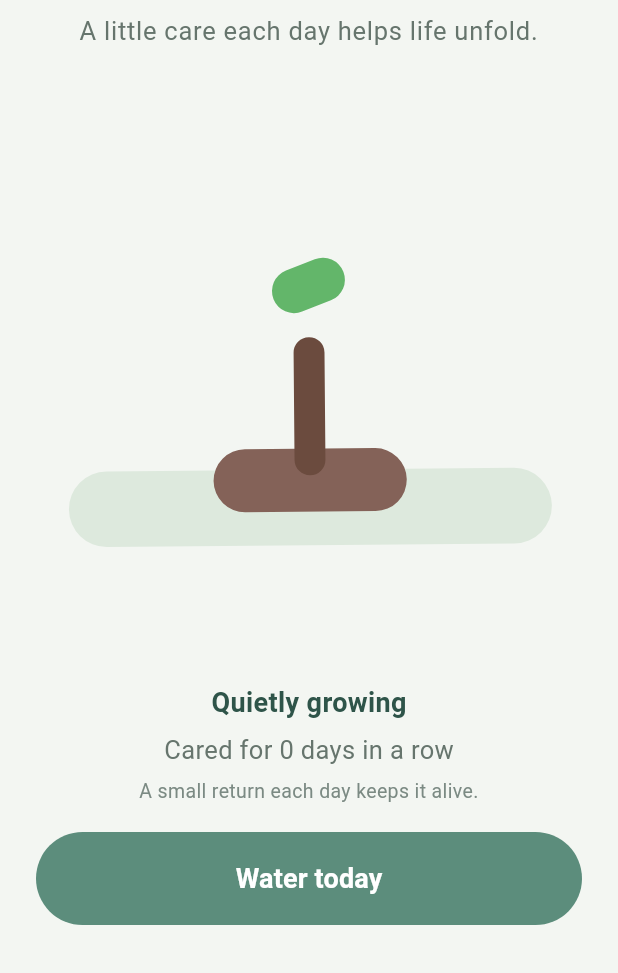
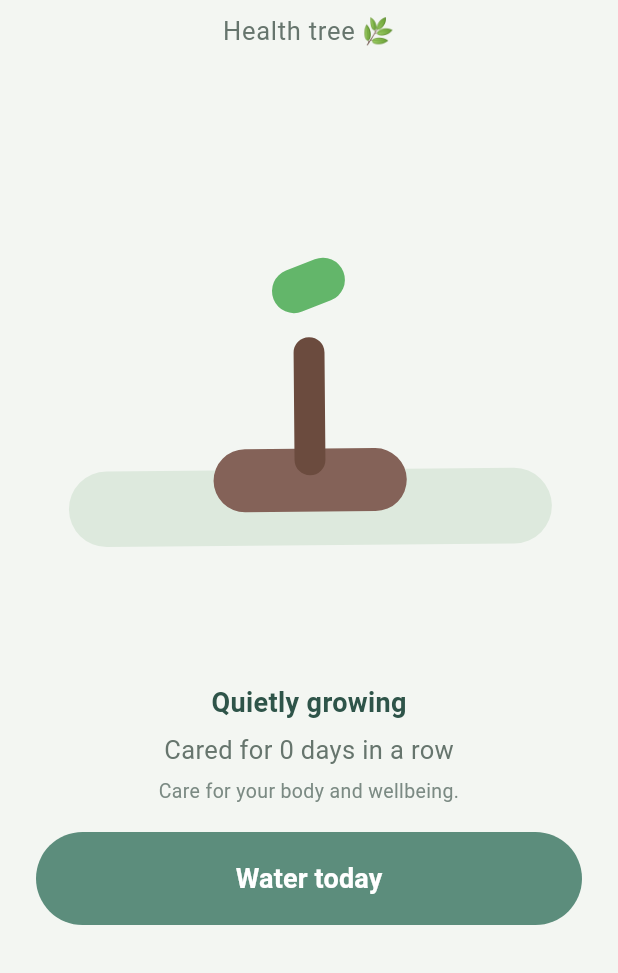
Before and after one commit to tonybjzhao/mytree_flutter, a Flutter app: the screen it shows after launch, on a phone screen of 412 x 824 dp, the part 263-1236 px from its top. Run offline on Flutter 3.47's test engine with Material 3 defaults, Android fonts, the phone set to English and light mode, and no system bars; our stand-ins replace shared_preferences.

Commit message:
Add categorized tree creation flow

```diff
--- a/lib/home_page.dart
+++ b/lib/home_page.dart
@@ -3,6 +3,9 @@ import 'dart:math' as math;
 
 import 'package:flutter/material.dart';
 import 'package:flutter/services.dart';
+
+import 'create_tree_sheet.dart';
+import 'life_category.dart';
 import 'premium_service.dart';
 
 import 'tree_collection_model.dart';
@@ -40,6 +43,12 @@ class _HomePageState extends State<HomePage> with TickerProviderStateMixin {
 
   Timer? _feedbackTimer;
   String? _waterButtonOverride;
+
+  Set<LifeCategory> get _usedCategories =>
+      _collection?.trees.map((tree) => tree.category).toSet() ?? {};
+
+  bool get _allCategoriesUsed =>
+      _usedCategories.length >= LifeCategory.values.length;
 
   @override
   void initState() {
@@ -184,7 +193,35 @@ class _HomePageState extends State<HomePage> with TickerProviderStateMixin {
     }
 
     _shouldAddAfterUnlock = false;
-    final updated = await _treeService.addTree();
+    _openCreateTreeSheet();
+  }
+
+  void _openCreateTreeSheet() {
+    if (_allCategoriesUsed) {
+      ScaffoldMessenger.of(context).showSnackBar(
+        const SnackBar(
+          content: Text('All available lives are already growing.'),
+          duration: Duration(seconds: 2),
+        ),
+      );
+      return;
+    }
+
+    showModalBottomSheet(
+      context: context,
+      isScrollControlled: true,
+      backgroundColor: Colors.transparent,
+      builder: (_) {
+        return CreateTreeSheet(
+          usedCategories: _usedCategories,
+          onCreate: _createTree,
+        );
+      },
+    );
+  }
+
+  Future<void> _createTree(LifeCategory category) async {
+    final updated = await _treeService.addTree(category);
     if (!mounted) return;
     setState(() => _collection = updated);
   }
@@ -247,9 +284,10 @@ class _HomePageState extends State<HomePage> with TickerProviderStateMixin {
                       setState(() => _premiumUnlocked = true);
                       if (_shouldAddAfterUnlock) {
                         _shouldAddAfterUnlock = false;
-                        final updated = await _treeService.addTree();
-                        if (!mounted) return;
-                        setState(() => _collection = updated);
+                        WidgetsBinding.instance.addPostFrameCallback((_) {
+                          if (!mounted) return;
+                          _openCreateTreeSheet();
+                        });
                       }
                     },
                     style: ElevatedButton.styleFrom(
@@ -344,7 +382,7 @@ class _HomePageState extends State<HomePage> with TickerProviderStateMixin {
                     ),
                     const SizedBox(height: 8),
                     Text(
-                      'A little care each day helps life unfold.',
+                      '${tree.category.title} tree ${tree.category.emoji}',
                       textAlign: TextAlign.center,
                       style: Theme.of(
                         context,
@@ -570,17 +608,24 @@ class _HomePageState extends State<HomePage> with TickerProviderStateMixin {
   }
 
   String _supportLine(TreeModel tree) {
+    final categoryLine = switch (tree.category) {
+      LifeCategory.health => 'Care for your body and wellbeing.',
+      LifeCategory.family => 'Care for the people closest to you.',
+      LifeCategory.work => 'Care for what you are building.',
+      LifeCategory.rest => 'Care for stillness and recovery.',
+    };
+
     switch (tree.healthState) {
       case TreeHealthState.healthy:
         return tree.hasWateredToday
             ? 'Your care reached it today.'
-            : 'A small return each day keeps it alive.';
+            : categoryLine;
       case TreeHealthState.thirsty:
-        return 'A gentle sip today would help.';
+        return '${tree.category.title} needs a gentle return today.';
       case TreeHealthState.wilting:
-        return 'Come back soon. It can still recover.';
+        return 'Come back soon. ${tree.category.title} can still recover.';
       case TreeHealthState.dead:
-        return 'You can always begin another life.';
+        return 'You can always begin ${tree.category.title.toLowerCase()} again.';
     }
   }
 
@@ -602,7 +647,7 @@ class _HomePageState extends State<HomePage> with TickerProviderStateMixin {
           leafTiltRadians: _slotLeafTiltFor(trees[index]),
           stemHeightFactor: _slotStemHeightFor(trees[index]),
           semanticLabel:
-              'Tree slot ${index + 1}, ${_slotStageLabelFor(trees[index])}',
+              '${trees[index].category.title} tree, ${_slotStageLabelFor(trees[index])}',
           onTap: () => _selectTree(index),
         ),
     ];
--- /dev/null
+++ b/lib/life_category.dart
@@ -0,0 +1,52 @@
+enum LifeCategory { health, family, work, rest }
+
+extension LifeCategoryX on LifeCategory {
+  String get storageKey => name;
+
+  String get title {
+    switch (this) {
+      case LifeCategory.health:
+        return 'Health';
+      case LifeCategory.family:
+        return 'Family';
+      case LifeCategory.work:
+        return 'Work';
+      case LifeCategory.rest:
+        return 'Rest';
+    }
+  }
+
+  String get subtitle {
+    switch (this) {
+      case LifeCategory.health:
+        return 'Care for your body and wellbeing';
+      case LifeCategory.family:
+        return 'Care for the people closest to you';
+      case LifeCategory.work:
+        return 'Care for what you are building';
+      case LifeCategory.rest:
+        return 'Care for stillness and recovery';
+    }
+  }
+
+  String get emoji {
+    switch (this) {
+      case LifeCategory.health:
+        return '🌿';
+      case LifeCategory.family:
+        return '🏡';
+      case LifeCategory.work:
+        return '🛠️';
+      case LifeCategory.rest:
+        return '🌙';
+    }
+  }
+
+  static LifeCategory? fromStorageKey(String? raw) {
+    if (raw == null) return null;
+    for (final category in LifeCategory.values) {
+      if (category.storageKey == raw) return category;
+    }
+    return null;
+  }
+}
--- a/lib/tree_collection_model.dart
+++ b/lib/tree_collection_model.dart
@@ -1,3 +1,4 @@
+import 'life_category.dart';
 import 'tree_model.dart';
 
 /// Stores multiple trees and the currently selected index.
@@ -6,24 +7,18 @@ class TreeCollectionModel {
   final List<TreeModel> trees;
   final int currentIndex;
 
-  const TreeCollectionModel({
-    required this.trees,
-    required this.currentIndex,
-  });
+  const TreeCollectionModel({required this.trees, required this.currentIndex});
 
   factory TreeCollectionModel.initial() {
     return TreeCollectionModel(
-      trees: [TreeModel.initial()],
+      trees: [TreeModel.initial(category: LifeCategory.health)],
       currentIndex: 0,
     );
   }
 
   TreeModel get currentTree => trees[currentIndex];
 
-  TreeCollectionModel copyWith({
-    List<TreeModel>? trees,
-    int? currentIndex,
-  }) {
+  TreeCollectionModel copyWith({List<TreeModel>? trees, int? currentIndex}) {
     return TreeCollectionModel(
       trees: trees ?? this.trees,
       currentIndex: currentIndex ?? this.currentIndex,
@@ -44,7 +39,9 @@ class TreeCollectionModel {
         .toList();
 
     return TreeCollectionModel(
-      trees: trees.isEmpty ? [TreeModel.initial()] : trees,
+      trees: trees.isEmpty
+          ? [TreeModel.initial(category: LifeCategory.health)]
+          : trees,
       currentIndex: (json['currentIndex'] as num?)?.toInt() ?? 0,
     );
   }
--- a/lib/tree_model.dart
+++ b/lib/tree_model.dart
@@ -1,22 +1,15 @@
 // Data model + derived state rules for the virtual tree (no I/O).
 // Health and growth are derived from persisted dates and streak on each load.
 
-enum TreeHealthState {
-  healthy,
-  thirsty,
-  wilting,
-  dead,
-}
+import 'life_category.dart';
 
-enum TreeGrowthStage {
-  seed,
-  sprout,
-  small,
-  young,
-  mature,
-}
+enum TreeHealthState { healthy, thirsty, wilting, dead }
+
+enum TreeGrowthStage { seed, sprout, small, young, mature }
 
 class TreeModel {
+  final String id;
+  final LifeCategory category;
   final String createdAtIso;
 
   /// Last watered calendar date in local time as `yyyy-mm-dd`.
@@ -33,6 +26,8 @@ class TreeModel {
   final bool isDead;
 
   const TreeModel({
+    required this.id,
+    required this.category,
     required this.createdAtIso,
     required this.lastWateredDateIso,
     required this.streakDays,
@@ -40,9 +35,11 @@ class TreeModel {
     required this.isDead,
   });
 
-  factory TreeModel.initial() {
+  factory TreeModel.initial({required LifeCategory category, String? id}) {
     final today = _dateOnly(DateTime.now());
     return TreeModel(
+      id: id ?? 'tree_${DateTime.now().microsecondsSinceEpoch}',
+      category: category,
       createdAtIso: today.toIso8601String(),
       lastWateredDateIso: null,
       streakDays: 0,
@@ -52,6 +49,8 @@ class TreeModel {
   }
 
   TreeModel copyWith({
+    String? id,
+    LifeCategory? category,
     String? createdAtIso,
     String? lastWateredDateIso,
     int? streakDays,
@@ -59,6 +58,8 @@ class TreeModel {
     bool? isDead,
   }) {
     return TreeModel(
+      id: id ?? this.id,
+      category: category ?? this.category,
       createdAtIso: createdAtIso ?? this.createdAtIso,
       lastWateredDateIso: lastWateredDateIso ?? this.lastWateredDateIso,
       streakDays: streakDays ?? this.streakDays,
@@ -69,6 +70,8 @@ class TreeModel {
 
   Map<String, dynamic> toJson() {
     return {
+      'id': id,
+      'category': category.storageKey,
       'createdAtIso': createdAtIso,
       'lastWateredDateIso': lastWateredDateIso,
       'streakDays': streakDays,
@@ -78,7 +81,12 @@ class TreeModel {
   }
 
   factory TreeModel.fromJson(Map<String, dynamic> json) {
+    final category = LifeCategoryX.fromStorageKey(json['category'] as String?);
     return TreeModel(
+      id:
+          json['id'] as String? ??
+          'tree_${json['createdAtIso'] ?? DateTime.now().microsecondsSinceEpoch}',
+      category: category ?? LifeCategory.health,
       createdAtIso: json['createdAtIso'] as String,
       lastWateredDateIso: json['lastWateredDateIso'] as String?,
       streakDays: (json['streakDays'] as num?)?.toInt() ?? 0,
```
Also changed, not shown: lib/create_tree_sheet.dart (added, +215 -0 lines), lib/tree_service.dart (+36 -22 lines).
